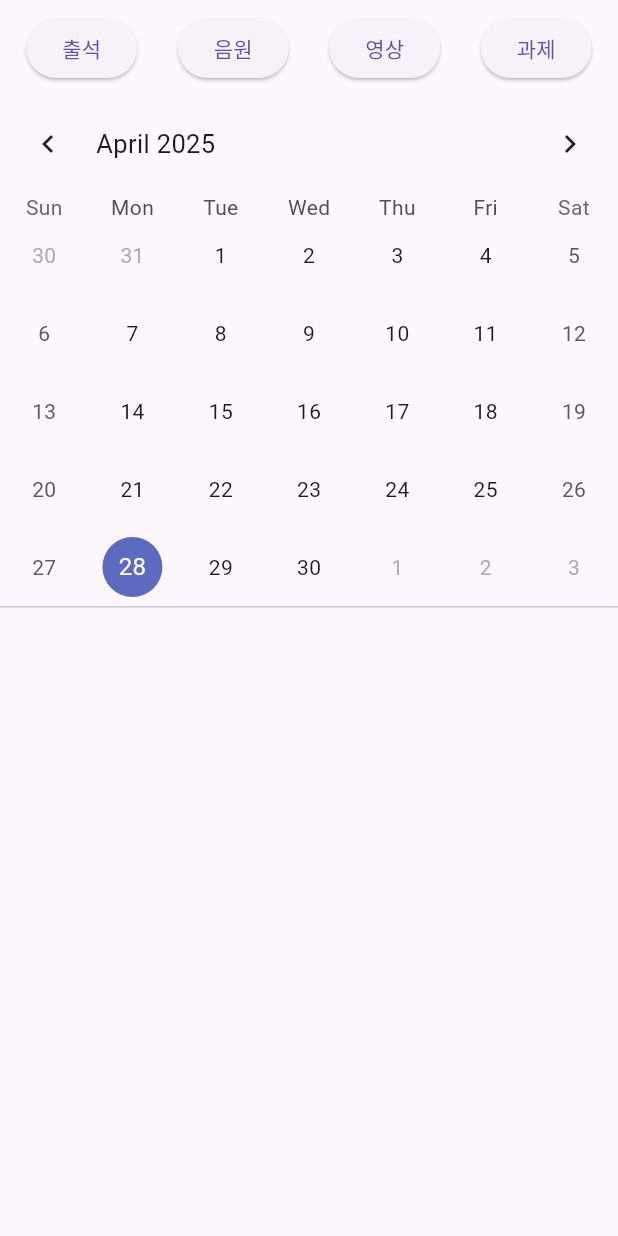
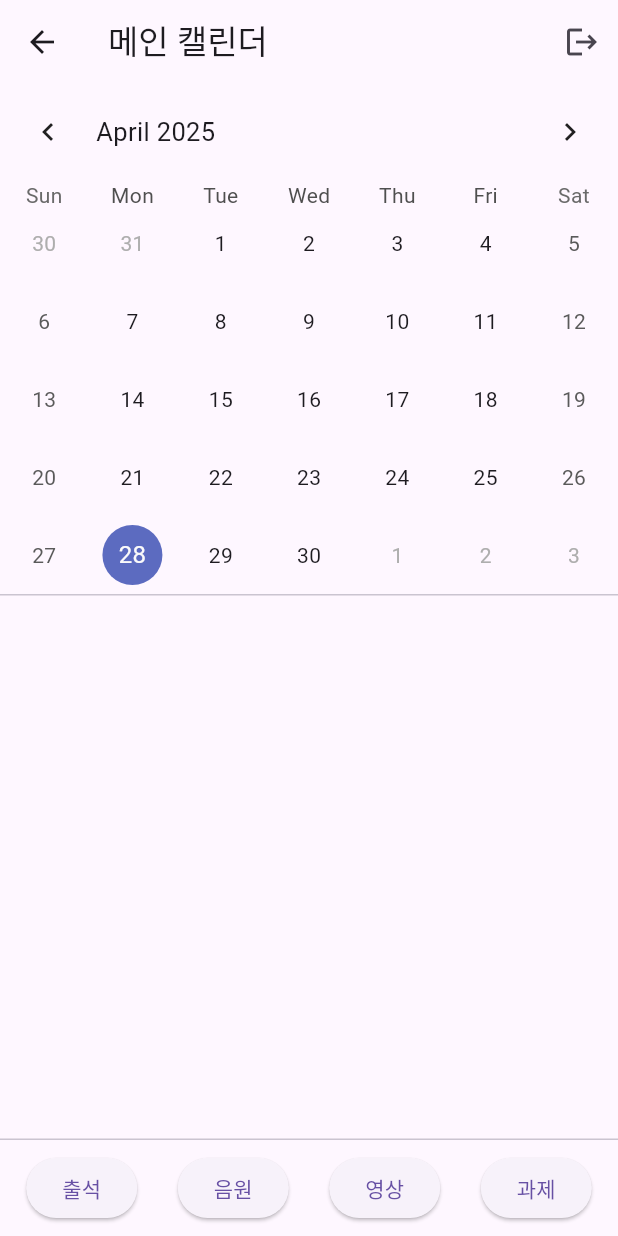
Before and after one commit to yeeun526/jesus_worship_app, a Flutter app: the CalendarPage screen opened by its route, on a phone screen of 412 x 824 dp. Run offline on Flutter 3.47's test engine with Material 3 defaults, Android fonts, the phone set to English and light mode, and no system bars; drawn by our look-alikes of table_calendar; our stand-ins replace cloud_firestore, firebase_auth, firebase_core; accounts and stored records are empty.

```diff
--- a/jesus_worship_calendar_app/lib/pages/calendar_page.dart
+++ b/jesus_worship_calendar_app/lib/pages/calendar_page.dart
@@ -1,12 +1,14 @@
-// lib/pages/calendar_page.dart
-
 import 'package:flutter/material.dart';
 import 'package:table_calendar/table_calendar.dart';
 import 'package:firebase_auth/firebase_auth.dart';
 import 'package:intl/intl.dart';
+
 import '../models/event.dart';
 import '../services/firestore_service.dart';
 import '../widgets/permission_widget.dart';
+import 'package:provider/provider.dart';
+import '../providers/user_provider.dart';
+
 
 class CalendarPage extends StatefulWidget {
   const CalendarPage({Key? key}) : super(key: key);
@@ -15,9 +17,7 @@ class CalendarPage extends StatefulWidget {
 }
 
 class _CalendarPageState extends State<CalendarPage> {
-  // 오늘 기준 달력 포커스 날짜
   DateTime _focusedDay = DateTime.now();
-  // 사용자가 선택한 날짜
   DateTime? _selectedDay;
 
   final _fs = FirestoreService();
@@ -26,60 +26,48 @@ class _CalendarPageState extends State<CalendarPage> {
   @override
   void initState() {
     super.initState();
-    // 앱 시작 시 오늘을 기본 선택 날짜로 설정
-    _selectedDay =
-        DateTime(_focusedDay.year, _focusedDay.month, _focusedDay.day);
+    // 앱 시작 시 오늘을 선택된 날짜로 세팅
+    _selectedDay = DateTime(
+      _focusedDay.year,
+      _focusedDay.month,
+      _focusedDay.day,
+    );
   }
 
   @override
   Widget build(BuildContext context) {
     return Scaffold(
-      //appBar: AppBar(title: const Text('jesus worship')),
+      // ── AppBar: 제목 + 로그아웃 버튼 ──
+      appBar: AppBar(
+        title: const Text('메인 캘린더'),
+        actions: [
+          IconButton(
+            icon: const Icon(Icons.logout),
+            tooltip: '로그아웃',
+            onPressed: () async {
+              await FirebaseAuth.instance.signOut();
+              Navigator.pushReplacementNamed(context, '/login');
+            },
+          ),
+        ],
+      ),
+
+      // ── Body: 캘린더 + 이벤트 리스트 ──
       body: StreamBuilder<List<Event>>(
         stream: _fs.eventList(),
         builder: (context, snap) {
-          if (!snap.hasData)
+          if (!snap.hasData) {
             return const Center(child: CircularProgressIndicator());
+          }
 
-          // ① Firestore에서 가져온 이벤트를 날짜별로 묶기
-          // firestore에서 가져온 전체 이벤트 리스트
           final events = snap.data!;
-
-          // 날짜(시분초 무시) 비교용 함수
-          List<Event> _getEventsForDay(DateTime day) {
-            return events.where((e) => isSameDay(e.date, day)).toList();
-          }
+          // 선택된 날짜와 같은 날의 이벤트만 필터링
+          List<Event> _getEventsForDay(DateTime day) =>
+              events.where((e) => isSameDay(e.date, day)).toList();
 
           return Column(
             children: [
-              // ② 네비게이션 버튼을 캘린더 위에 배치
-              Padding(
-                padding: const EdgeInsets.symmetric(vertical: 8, horizontal: 4),
-                child: Row(
-                  mainAxisAlignment: MainAxisAlignment.spaceAround,
-                  children: [
-                    ElevatedButton(
-                      onPressed: () =>
-                          Navigator.pushNamed(context, '/attendance'),
-                      child: const Text('출석'),
-                    ),
-                    ElevatedButton(
-                      onPressed: () => Navigator.pushNamed(context, '/audio'),
-                      child: const Text('음원'),
-                    ),
-                    ElevatedButton(
-                      onPressed: () => Navigator.pushNamed(context, '/video'),
-                      child: const Text('영상'),
-                    ),
-                    ElevatedButton(
-                      onPressed: () => Navigator.pushNamed(context, '/task'),
-                      child: const Text('과제'),
-                    ),
-                  ],
-                ),
-              ),
-
-              // ③ TableCalendar
+              // 1) TableCalendar
               TableCalendar<Event>(
                 firstDay: DateTime.utc(2000, 1, 1),
                 lastDay: DateTime.utc(2100, 12, 31),
@@ -115,9 +103,11 @@ class _CalendarPageState extends State<CalendarPage> {
 
               const Divider(height: 1),
 
-              // ④ 선택된 날짜의 이벤트 리스트
+              // 2) 선택된 날짜의 이벤트 리스트
               Expanded(
-                child: ListView(
+                child: _selectedDay == null
+                    ? const Center(child: Text('날짜를 선택하세요'))
+                    : ListView(
                         children: _getEventsForDay(_selectedDay!).map((e) {
                           return ListTile(
                             title: Text(e.title),
@@ -125,14 +115,43 @@ class _CalendarPageState extends State<CalendarPage> {
                               '${e.date.hour.toString().padLeft(2, '0')}:'
                               '${e.date.minute.toString().padLeft(2, '0')}',
                             ),
-
-                      // ② 삭제 버튼
-                      trailing: IconButton(
+                            trailing: PermissionWidget(
+                              requiredRole: 'admin',
+                              child: IconButton(
                               icon: const Icon(Icons.delete, color: Colors.redAccent),
                               onPressed: () => _confirmDelete(e),
-                      ),
+                              )
+                            )
                           );
                         }).toList(),
+                      ),
+              ),
+
+              const Divider(height: 1),
+
+              // 3) 하단 네비게이션 버튼
+              Padding(
+                padding: const EdgeInsets.symmetric(vertical: 8.0, horizontal: 4.0),
+                child: Row(
+                  mainAxisAlignment: MainAxisAlignment.spaceAround,
+                  children: [
+                    ElevatedButton(
+                      onPressed: () => Navigator.pushNamed(context, '/attendance'),
+                      child: const Text('출석'),
+                    ),
+                    ElevatedButton(
+                      onPressed: () => Navigator.pushNamed(context, '/audio'),
+                      child: const Text('음원'),
+                    ),
+                    ElevatedButton(
+                      onPressed: () => Navigator.pushNamed(context, '/video'),
+                      child: const Text('영상'),
+                    ),
+                    ElevatedButton(
+                      onPressed: () => Navigator.pushNamed(context, '/task'),
+                      child: const Text('과제'),
+                    ),
+                  ],
                 ),
               ),
             ],
@@ -140,8 +159,10 @@ class _CalendarPageState extends State<CalendarPage> {
         },
       ),
 
-      // ⑤ 일정 추가 버튼 (관리자만)
-      floatingActionButton: PermissionWidget(
+      // ── 일정 추가 버튼 (관리자만) ──
+      floatingActionButton: Padding(
+        padding: const EdgeInsets.only(bottom: 40.0, right: 40.0),
+        child: PermissionWidget(
           requiredRole: 'admin',
           child: FloatingActionButton(
             onPressed: () {
@@ -151,25 +172,24 @@ class _CalendarPageState extends State<CalendarPage> {
             child: const Icon(Icons.add),
           ),
         ),
+      ),
+      floatingActionButtonLocation: FloatingActionButtonLocation.endFloat,
     );
   }
 
   /// 일정 추가 다이얼로그 (제목 + 날짜 + 시간 선택)
   Future<void> _showAddDialog(DateTime initialDay) async {
-    // 1) 로컬 상태 변수 선언
     DateTime selectedDate = initialDay;
     TimeOfDay selectedTime = TimeOfDay.fromDateTime(DateTime.now());
     final titleCtrl = TextEditingController();
 
-    // 2) StatefulBuilder로 다이얼로그 내부 상태 관리
-    final result = await showDialog<bool>(
+    final shouldSave = await showDialog<bool>(
       context: context,
       builder: (ctx) => StatefulBuilder(
         builder: (ctx, setState) => AlertDialog(
           title: const Text('일정 추가'),
           content: Column(
             mainAxisSize: MainAxisSize.min,
-            crossAxisAlignment: CrossAxisAlignment.start,
             children: [
               // 제목 입력
               TextField(
@@ -190,9 +210,7 @@ class _CalendarPageState extends State<CalendarPage> {
                         firstDate: DateTime(2000),
                         lastDate: DateTime(2100),
                       );
-                      if (d != null) {
-                        setState(() => selectedDate = d);
-                      }
+                      if (d != null) setState(() => selectedDate = d);
                     },
                     child: const Text('변경'),
                   ),
@@ -209,9 +227,7 @@ class _CalendarPageState extends State<CalendarPage> {
                         context: ctx,
                         initialTime: selectedTime,
                       );
-                      if (t != null) {
-                        setState(() => selectedTime = t);
-                      }
+                      if (t != null) setState(() => selectedTime = t);
                     },
                     child: const Text('변경'),
                   ),
@@ -220,20 +236,14 @@ class _CalendarPageState extends State<CalendarPage> {
             ],
           ),
           actions: [
-            TextButton(
-                onPressed: () => Navigator.pop(ctx, false),
-                child: const Text('취소')),
-            ElevatedButton(
-                onPressed: () => Navigator.pop(ctx, true),
-                child: const Text('저장')),
+            TextButton(onPressed: () => Navigator.pop(ctx, false), child: const Text('취소')),
+            ElevatedButton(onPressed: () => Navigator.pop(ctx, true), child: const Text('저장')),
           ],
         ),
       ),
     );
 
-    // 3) 저장 버튼 눌렀다면 Firestore에 쓰기
-    if (result == true && titleCtrl.text.trim().isNotEmpty) {
-      // 선택된 날짜와 시간을 합쳐서 DateTime 생성
+    if (shouldSave == true && titleCtrl.text.trim().isNotEmpty) {
       final dt = DateTime(
         selectedDate.year,
         selectedDate.month,
@@ -248,11 +258,10 @@ class _CalendarPageState extends State<CalendarPage> {
         createdBy: _user?.uid,
       );
       await _fs.addEvent(event);
-      // StreamBuilder가 자동 갱신해 화면에 표시됩니다
     }
   }
 
-  /// ③ 삭제 전 “정말 삭제?” 확인 다이얼로그
+  /// 삭제 확인 다이얼로그 후 Firestore에서 삭제
   Future<void> _confirmDelete(Event e) async {
     final ok = await showDialog<bool>(
       context: context,
@@ -260,20 +269,13 @@ class _CalendarPageState extends State<CalendarPage> {
         title: const Text('일정 삭제'),
         content: Text('“${e.title}” 일정을 삭제하시겠습니까?'),
         actions: [
-          TextButton(
-              onPressed: () => Navigator.pop(ctx, false),
-              child: const Text('취소')),
-          ElevatedButton(
-              onPressed: () => Navigator.pop(ctx, true),
-              child: const Text('삭제')),
+          TextButton(onPressed: () => Navigator.pop(ctx, false), child: const Text('취소')),
+          ElevatedButton(onPressed: () => Navigator.pop(ctx, true), child: const Text('삭제')),
         ],
       ),
     );
-
     if (ok == true) {
-      // ④ Firestore에서 실제 삭제
       await _fs.deleteEvent(e.id);
-      // 삭제 후 스트림이 자동 갱신되어 리스트에서 사라집니다.
     }
   }
 }
```
Also changed, not shown: jesus_worship_calendar_app/lib/pages/attendance_page.dart (+60 -58 lines), jesus_worship_calendar_app/lib/pages/attendance_reason_page.dart (deleted, +0 -65 lines), jesus_worship_calendar_app/lib/services/firestore_service.dart (+32 -22 lines). Lines whose indentation alone changed are shown as unchanged.
